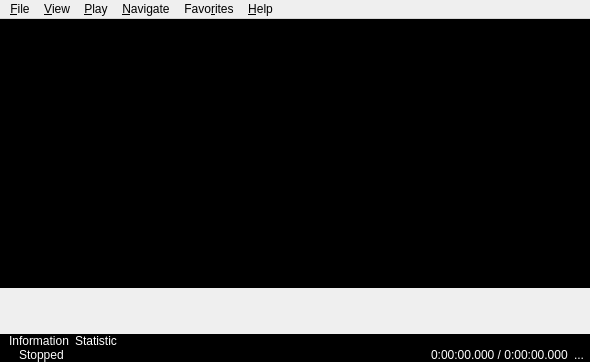
Above: mainwindow.ui from mpc-qt/mpc-qt before the change. Below: the same form after it.
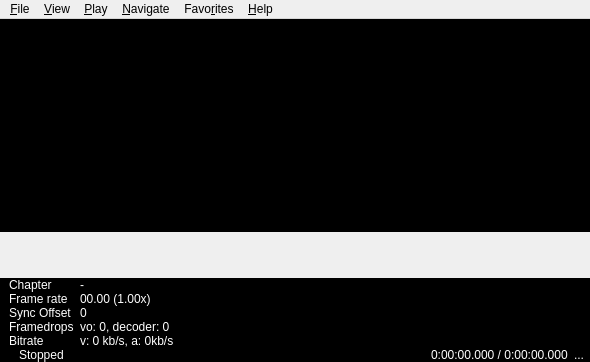
That is the form after the change. Icons and pictures are not drawn.

Commit message:
mainwindow ui: add basic information statistics widgets
There may be more than these*, but these are the only ones I've
encountered in my use of mpc-hc.

* Buffers is not included. Maybe one day I'll use cache there instead.

```diff
--- a/mainwindow.ui
+++ b/mainwindow.ui
@@ -349,6 +349,9 @@
        <item>
         <widget class="QWidget" name="infoStats" native="true">
          <layout class="QFormLayout" name="formLayout">
+          <property name="verticalSpacing">
+           <number>0</number>
+          </property>
           <property name="topMargin">
            <number>0</number>
           </property>
@@ -358,14 +361,70 @@
           <item row="0" column="0">
            <widget class="QLabel" name="info">
             <property name="text">
-             <string>Information</string>
+             <string>Chapter</string>
             </property>
            </widget>
           </item>
           <item row="0" column="1">
            <widget class="QLabel" name="stat">
             <property name="text">
-             <string>Statistic</string>
+             <string>-</string>
+            </property>
+           </widget>
+          </item>
+          <item row="1" column="0">
+           <widget class="QLabel" name="framerateLabel">
+            <property name="text">
+             <string>Frame rate</string>
+            </property>
+           </widget>
+          </item>
+          <item row="1" column="1">
+           <widget class="QLabel" name="framerate">
+            <property name="text">
+             <string>00.00 (1.00x)</string>
+            </property>
+           </widget>
+          </item>
+          <item row="2" column="0">
+           <widget class="QLabel" name="avsyncLabel">
+            <property name="text">
+             <string>Sync Offset</string>
+            </property>
+           </widget>
+          </item>
+          <item row="2" column="1">
+           <widget class="QLabel" name="avsync">
+            <property name="text">
+             <string>0</string>
+            </property>
+           </widget>
+          </item>
+          <item row="3" column="0">
+           <widget class="QLabel" name="framedropsLabel">
+            <property name="text">
+             <string>Framedrops</string>
+            </property>
+           </widget>
+          </item>
+          <item row="3" column="1">
+           <widget class="QLabel" name="framedrops">
+            <property name="text">
+             <string>vo: 0, decoder: 0</string>
+            </property>
+           </widget>
+          </item>
+          <item row="4" column="0">
+           <widget class="QLabel" name="bitrateLabel">
+            <property name="text">
+             <string>Bitrate</string>
+            </property>
+           </widget>
+          </item>
+          <item row="4" column="1">
+           <widget class="QLabel" name="bitrate">
+            <property name="text">
+             <string>v: 0 kb/s, a: 0kb/s</string>
             </property>
            </widget>
           </item>
```
Left out of the diff: 4 changed lines with no effect on the pictures. The commit also changes 1 other file.
